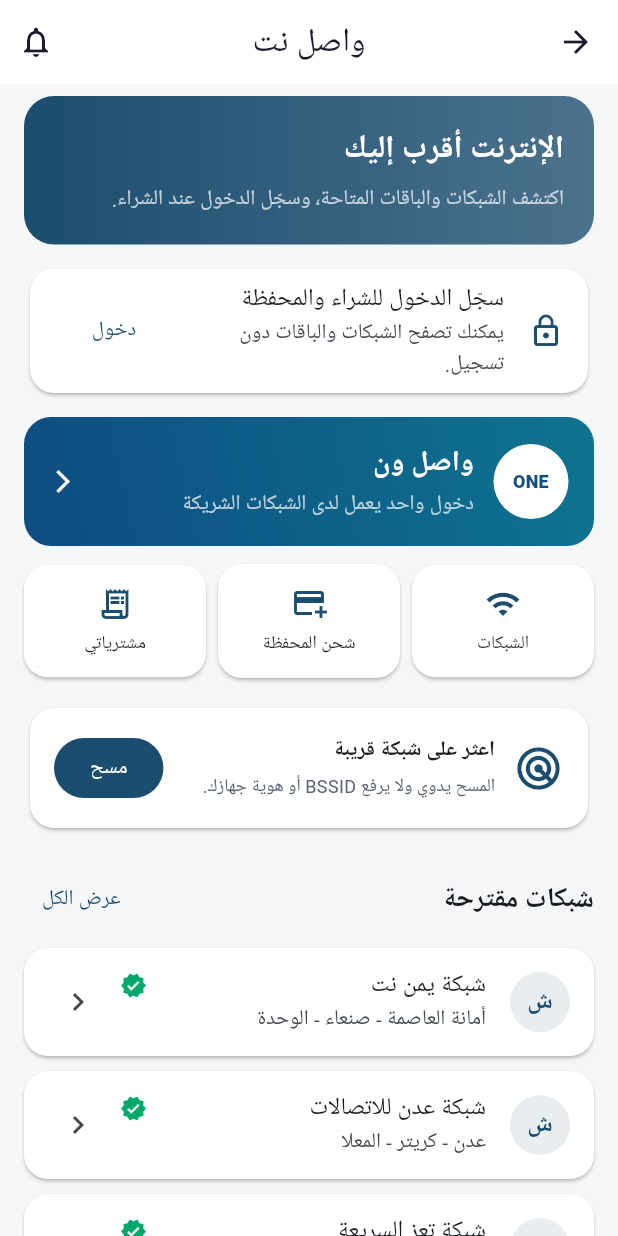
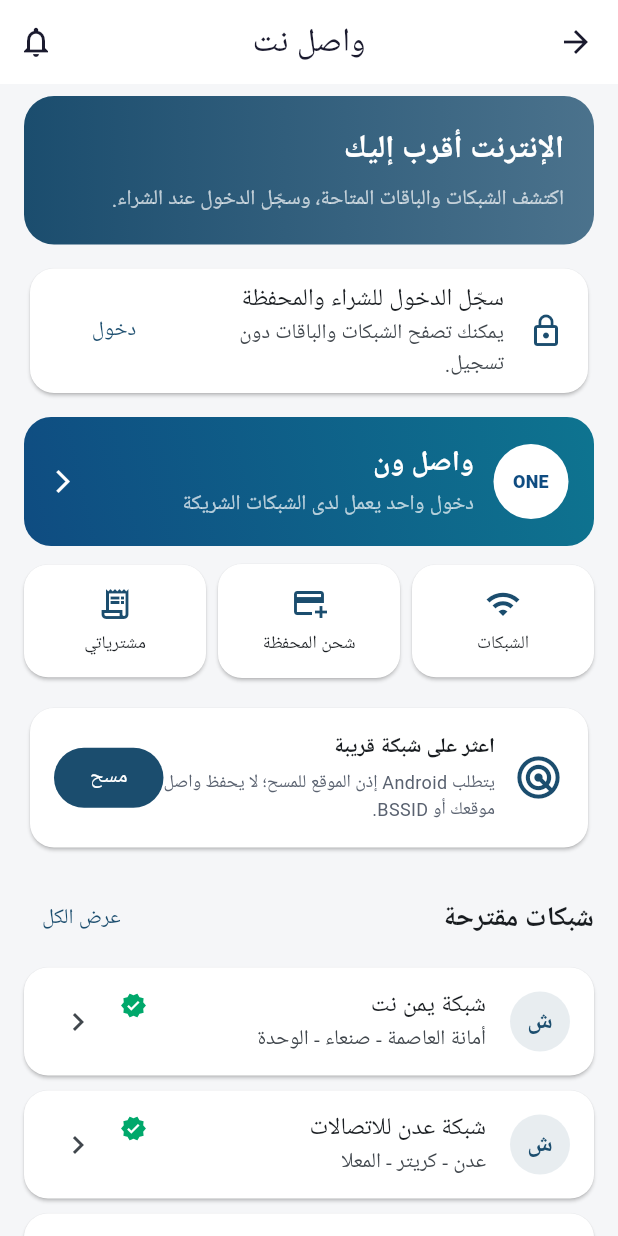
Before and after one commit to msorori-mh/NetYemen, a Flutter app: the HomeScreen screen opened directly, on a phone screen of 412 x 824 dp. Run offline on Flutter 3.47's test engine with Material 3 defaults, Android fonts, the phone set to English and light mode, and no system bars; our stand-ins replace app_links, firebase_core, firebase_messaging, flutter_riverpod, permission_handler, shared_preferences and 1 more; missing offline and left inert: unorm_dart, wifi_scan; accounts and stored records are empty; Roboto replaces fonts that are missing (Segoe UI).

```diff
--- a/lib/features/network_discovery/presentation/home_screen.dart
+++ b/lib/features/network_discovery/presentation/home_screen.dart
@@ -423,7 +423,7 @@
                   ),
                   SizedBox(height: 4),
                   Text(
-                    'المسح يدوي ولا يرفع BSSID أو هوية جهازك.',
+                    'يتطلب Android إذن الموقع للمسح؛ لا يحفظ واصل موقعك أو BSSID.',
                     style: TextStyle(
                       color: AppTheme.textSecondary,
                       fontSize: 12,
```
